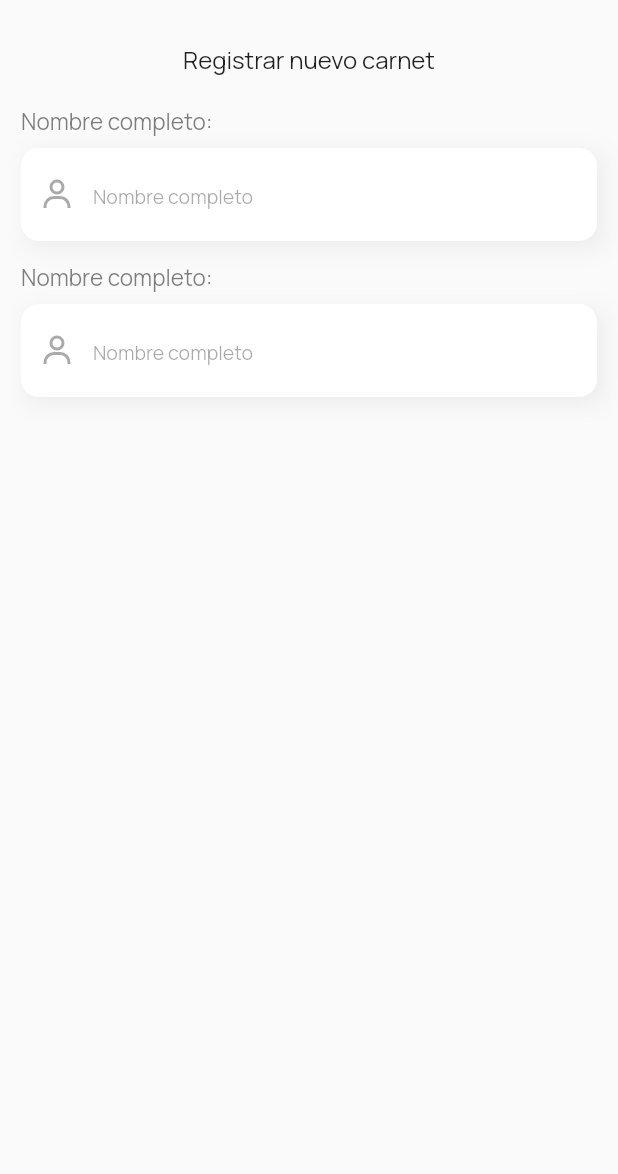
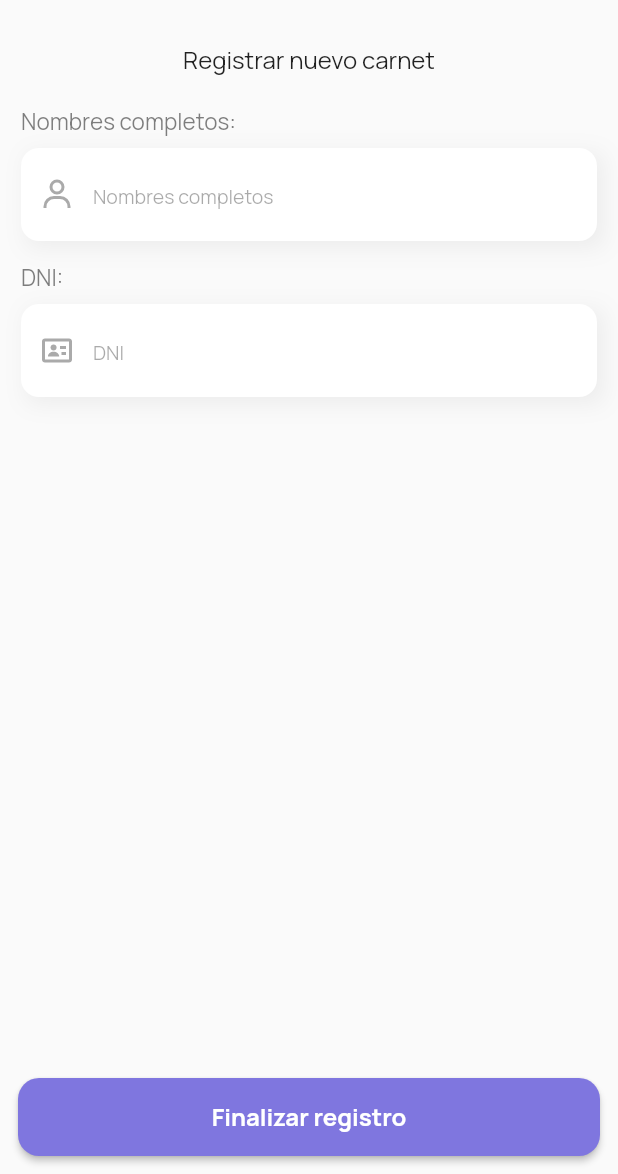
Before and after one commit to cparragatorres/flutter_codigo5_sqflite_qr, a Flutter app: the RegisterPage screen opened directly, on a phone screen of 412 x 824 dp, the part 62-1236 px from its top. Run offline on Flutter 3.47's test engine with Material 2 defaults, Android fonts, the phone set to English and light mode, and no system bars; our stand-ins replace flutter_svg, google_fonts; missing offline and left inert: qr_code_scanner.

Commit message:
Register Page 5

```diff
--- a/lib/pages/register_page.dart
+++ b/lib/pages/register_page.dart
@@ -27,7 +27,9 @@ class _RegisterPageState extends State<RegisterPage> {
           ),
         ),
       ),
-      body: SingleChildScrollView(
+      body: Stack(
+        children: [
+          SingleChildScrollView(
             child: Padding(
               padding: const EdgeInsets.all(14.0),
               child: Column(
@@ -42,13 +44,47 @@ class _RegisterPageState extends State<RegisterPage> {
                     height: 20.0,
                   ),
 
-              InputFieldWidget(),
-              InputFieldWidget(),
-
+                  InputFieldWidget(
+                    text: "Nombres completos",
+                    icon: "bx-user",
+                  ),
+                  InputFieldWidget(
+                    text: "DNI",
+                    icon: "bx-card",
+                  ),
                 ],
               ),
             ),
           ),
+          Align(
+            alignment: Alignment.bottomCenter,
+            child: Container(
+              width: double.infinity,
+              height: 52.0,
+              margin: const EdgeInsets.all(12.0),
+              child: ElevatedButton(
+                style: ElevatedButton.styleFrom(
+                  primary: kBrandPrimaryColor,
+                  // primary: Color(0xff04CD8B),
+                  shape: RoundedRectangleBorder(
+                    borderRadius: BorderRadius.circular(14.0),
+                  ),
+                ),
+                onPressed: () {
+
+                },
+                child: const Text(
+                  "Finalizar registro",
+                  style: TextStyle(
+                    fontSize: 16.0,
+                    fontWeight: FontWeight.w700,
+                  ),
+                ),
+              ),
+            ),
+          ),
+        ],
+      ),
     );
   }
 }
--- a/lib/ui/widgets/input_textfield_widget.dart
+++ b/lib/ui/widgets/input_textfield_widget.dart
@@ -1,11 +1,15 @@
-
-
 import 'package:flutter/material.dart';
 import 'package:flutter_codigo5_sqflite_qr/ui/general/colors.dart';
 import 'package:flutter_svg/flutter_svg.dart';
 
 class InputFieldWidget extends StatelessWidget {
-  const InputFieldWidget({Key? key}) : super(key: key);
+  String text;
+  String icon;
+
+  InputFieldWidget({
+    required this.text,
+    required this.icon,
+  });
 
   @override
   Widget build(BuildContext context) {
@@ -16,7 +20,7 @@ class InputFieldWidget extends StatelessWidget {
           Row(
             children: [
               Text(
-                "Nombre completo:",
+                "$text:",
                 style: TextStyle(
                   color: kFontPrimaryColor.withOpacity(0.6),
                   fontSize: 15.0,
@@ -41,13 +45,13 @@ class InputFieldWidget extends StatelessWidget {
               decoration: InputDecoration(
                 filled: true,
                 fillColor: Colors.white,
-                hintText: "Nombre completo",
+                hintText: text,
                 hintStyle: TextStyle(
                   fontSize: 13.0,
                   color: kFontPrimaryColor.withOpacity(0.4),
                 ),
                 prefixIcon: SvgPicture.asset(
-                  'assets/icons/bx-user.svg',
+                  'assets/icons/$icon.svg',
                   height: 12.0,
                   fit: BoxFit.scaleDown,
                   color: kFontPrimaryColor.withOpacity(0.4),
```
Lines whose indentation alone changed are shown as unchanged.
